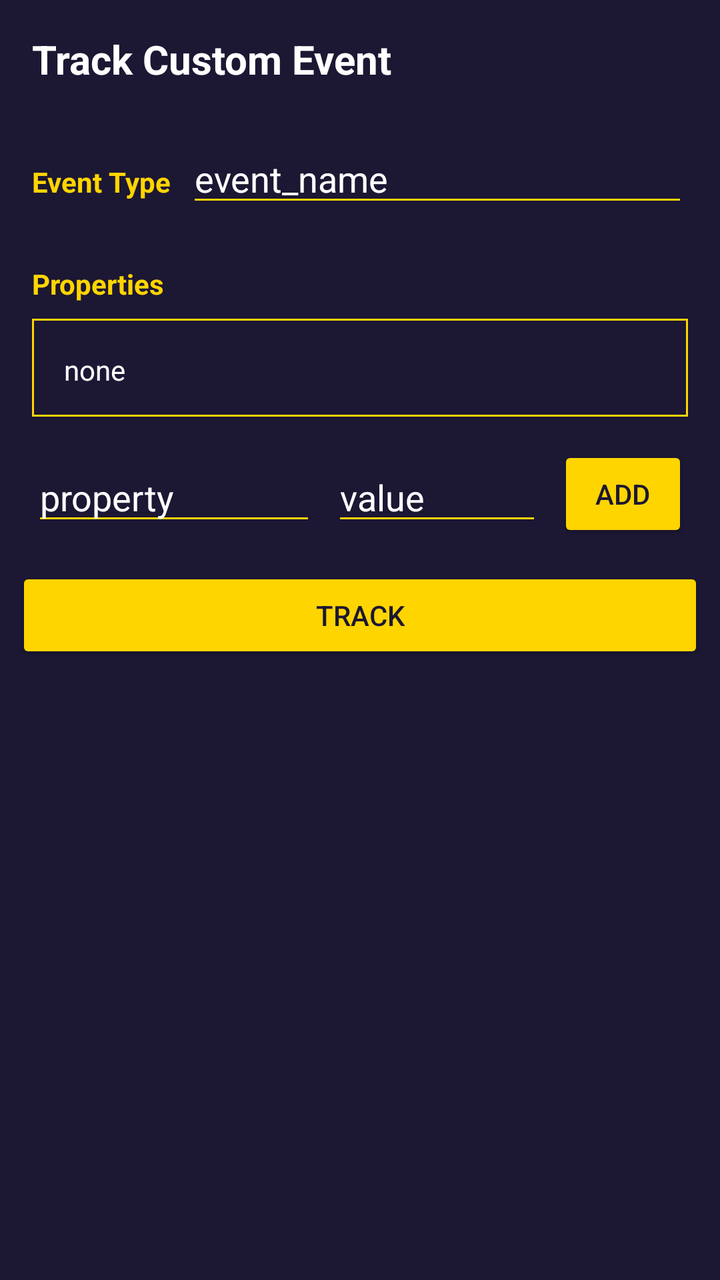
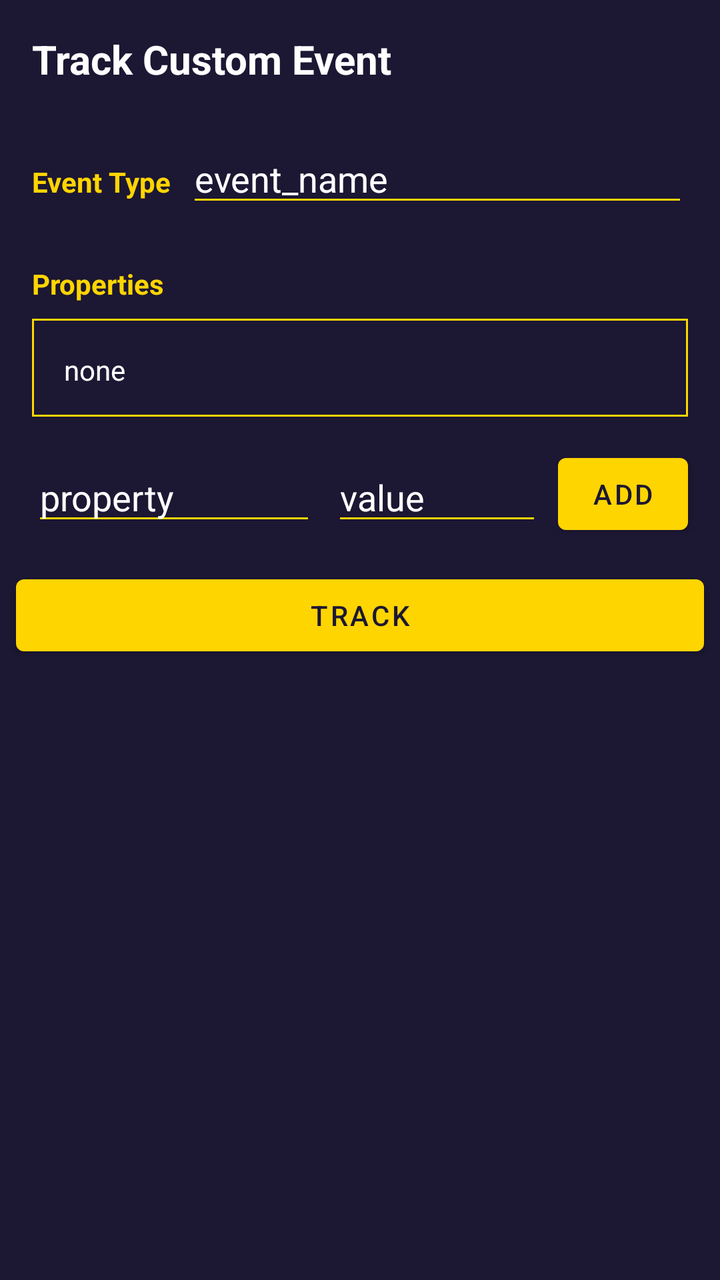

An Android layout rendered at two revisions. The XML below is the earlier revision; the diff shows what the commit changed to produce the second picture.
<!-- AndroidManifest.xml: application theme AppTheme -->
<!-- res/layout/dialog_track_custom_event.xml -->
<?xml version="1.0" encoding="utf-8"?>
<androidx.constraintlayout.widget.ConstraintLayout xmlns:app="http://schemas.android.com/apk/res-auto"
    xmlns:tools="http://schemas.android.com/tools"
    android:theme="@style/MyDialogTheme"
    xmlns:android="http://schemas.android.com/apk/res/android"
    android:layout_width="match_parent"
    android:layout_height="match_parent">


    <TextView
        android:id="@+id/textViewTitle"
        android:layout_width="wrap_content"
        android:layout_height="wrap_content"
        android:layout_marginStart="16dp"
        android:layout_marginTop="16dp"
        android:text="Track Custom Event"
        android:textSize="20sp"
        android:textStyle="bold"
        app:layout_constraintStart_toStartOf="parent"
        app:layout_constraintTop_toTopOf="parent" />

    <com.google.android.material.textfield.TextInputEditText
        android:id="@+id/editTextEventName"
        android:layout_width="0dp"
        android:layout_height="wrap_content"
        android:layout_marginEnd="16dp"
        android:layout_marginStart="8dp"
        android:layout_marginTop="24dp"
        android:inputType="text"
        android:imeOptions="actionNext"
        android:maxLines="1"
        android:text="event_name"
        app:layout_constraintEnd_toEndOf="parent"
        app:layout_constraintStart_toEndOf="@+id/textViewTypeLabel"
        app:layout_constraintTop_toBottomOf="@+id/textViewTitle" />

    <TextView
        android:id="@+id/label"
        android:layout_width="wrap_content"
        android:layout_height="wrap_content"
        android:layout_marginStart="16dp"
        android:layout_marginTop="24dp"
        android:text="Properties"
        android:textColor="@color/colorAccent"
        android:textStyle="bold"
        app:layout_constraintStart_toStartOf="parent"
        app:layout_constraintTop_toBottomOf="@+id/editTextEventName" />

    <com.google.android.material.textfield.TextInputEditText
        android:id="@+id/editTextPropName"
        android:inputType="text"
        android:imeOptions="actionNext"
        android:maxLines="1"
        android:layout_width="142dp"
        android:layout_height="wrap_content"
        android:layout_marginStart="16dp"
        android:layout_marginTop="16dp"
        android:ems="10"
        android:text="property"
        app:layout_constraintStart_toStartOf="parent"
        app:layout_constraintTop_toBottomOf="@+id/propsContainer" />

    <com.google.android.material.textfield.TextInputEditText
        android:id="@+id/editTextValue"
        android:layout_width="0dp"
        android:layout_height="wrap_content"
        android:layout_marginEnd="8dp"
        android:layout_marginStart="8dp"
        android:ems="10"
        android:inputType="text"
        android:imeOptions="actionNext"
        android:maxLines="1"
        android:text="value"
        app:layout_constraintBottom_toBottomOf="@+id/editTextPropName"
        app:layout_constraintEnd_toStartOf="@+id/buttonAddProperty"
        app:layout_constraintStart_toEndOf="@+id/editTextPropName"
        app:layout_constraintTop_toTopOf="@+id/editTextPropName" />

    <Button
        android:id="@+id/buttonAddProperty"
        android:layout_width="65dp"
        android:layout_height="wrap_content"
        android:text="Add"
        android:theme="@style/AppButton"
        app:layout_constraintBottom_toBottomOf="@+id/editTextPropName"
        app:layout_constraintEnd_toEndOf="@+id/editTextEventName"
        app:layout_constraintTop_toTopOf="@+id/editTextPropName" />

    <FrameLayout
        android:background="@drawable/borders_rect"
        android:id="@+id/propsContainer"
        android:layout_width="0dp"
        android:layout_height="wrap_content"
        android:layout_marginEnd="16dp"
        android:layout_marginStart="16dp"
        android:layout_marginTop="8dp"
        app:layout_constraintEnd_toEndOf="parent"
        app:layout_constraintStart_toStartOf="parent"
        app:layout_constraintTop_toBottomOf="@+id/label">


        <TextView
            android:id="@+id/textViewProperties"
            android:layout_margin="@dimen/content_margin"
            android:text="none"
            android:layout_width="match_parent"
            android:layout_height="match_parent" />

    </FrameLayout>

    <Button
        android:id="@+id/buttonTrack"
        android:layout_width="0dp"
        android:layout_height="wrap_content"
        android:layout_marginBottom="16dp"
        android:layout_marginEnd="8dp"
        android:layout_marginStart="8dp"
        android:layout_marginTop="16dp"
        android:text="Track"
        android:theme="@style/AppButton"
        app:layout_constraintBottom_toBottomOf="parent"
        app:layout_constraintEnd_toEndOf="parent"
        app:layout_constraintStart_toStartOf="parent"
        app:layout_constraintTop_toBottomOf="@+id/editTextValue"
        app:layout_constraintVertical_bias="0.0" />

    <TextView
        android:id="@+id/textViewTypeLabel"
        android:layout_width="wrap_content"
        android:layout_height="wrap_content"
        android:layout_marginStart="16dp"
        android:text="Event Type"
        android:textColor="@color/colorAccent"
        android:textStyle="bold"
        app:layout_constraintBaseline_toBaselineOf="@+id/editTextEventName"
        app:layout_constraintStart_toStartOf="parent" />


</androidx.constraintlayout.widget.ConstraintLayout>
<!-- resources referenced by this layout -->
<resources>
  <color name="colorAccent">#ffd500</color>
  <dimen name="content_margin">16dp</dimen>
  <!-- drawable borders_rect (drawable) -->
  <?xml version="1.0" encoding="utf-8"?>
  <layer-list
      xmlns:android="http://schemas.android.com/apk/res/android">
  
      <item
          android:bottom="2dp">
          <shape android:shape="rectangle">
              <stroke android:width="1dp"
                  android:color="@color/colorAccent"/>
          </shape>
      </item>
  </layer-list>
  <style name="AppButton" parent="Theme.AppCompat">
          <item name="colorButtonNormal">@color/colorAccent</item>
          <item name="colorControlHighlight">@color/colorPrimary</item>
          <item name="android:textColor">@color/colorPrimaryDark</item>
      </style>
  <style name="MyDialogTheme" parent="Theme.AppCompat.Light.Dialog.Alert">
          <item name="android:colorPrimary">@color/colorPrimary</item>
          <item name="android:colorPrimaryDark">@color/colorPrimaryDark</item>
          <item name="android:textColorPrimary">@color/white</item>
          <item name="android:colorAccent">@color/colorAccent</item>
          <item name="android:color">@color/white</item>
          <item name="android:windowBackground">@color/colorPrimaryDark</item>
          <item name="android:colorBackground">@color/colorPrimaryDark</item>
          <item name="android:textColor">@color/white</item>
          <item name="android:textColorHint">@color/white</item>
          <item name="colorControlNormal">@color/colorAccent</item>
          <item name="colorControlActivated">@color/colorAccent</item>
      </style>
  <style name="AppTheme" parent="Theme.AppCompat.NoActionBar">
          <item name="android:colorPrimary">@color/colorPrimary</item>
          <item name="android:colorPrimaryDark">@color/colorPrimaryDark</item>
          <item name="android:textColorPrimary">@color/white</item>
          <item name="android:colorAccent">@color/colorAccent</item>
          <item name="android:color">@color/white</item>
          <item name="android:windowBackground">@color/colorPrimaryDark</item>
          <item name="android:colorBackground">@color/colorPrimaryDark</item>
          <item name="android:textColor">@color/white</item>
          <item name="android:textColorHint">@color/white</item>
          <item name="colorControlNormal">@color/colorAccent</item>
          <item name="colorControlActivated">@color/colorAccent</item>
      </style>
  <color name="colorPrimary">#352c61</color>
  <color name="colorPrimaryDark">#1c1733</color>
  <color name="white">#FFFFFF</color>
</resources>

<!-- the commit's change to res/layout/dialog_track_custom_event.xml (unified diff, before → after) -->
@@ -1,7 +1,5 @@
 <?xml version="1.0" encoding="utf-8"?>
 <androidx.constraintlayout.widget.ConstraintLayout xmlns:app="http://schemas.android.com/apk/res-auto"
-    xmlns:tools="http://schemas.android.com/tools"
-    android:theme="@style/MyDialogTheme"
     xmlns:android="http://schemas.android.com/apk/res/android"
     android:layout_width="match_parent"
     android:layout_height="match_parent">
@@ -13,7 +11,7 @@
         android:layout_height="wrap_content"
         android:layout_marginStart="16dp"
         android:layout_marginTop="16dp"
-        android:text="Track Custom Event"
+        android:text="@string/title_track_custom_event"
         android:textSize="20sp"
         android:textStyle="bold"
         app:layout_constraintStart_toStartOf="parent"
@@ -40,7 +38,7 @@
         android:layout_height="wrap_content"
         android:layout_marginStart="16dp"
         android:layout_marginTop="24dp"
-        android:text="Properties"
+        android:text="@string/label_properties"
         android:textColor="@color/colorAccent"
         android:textStyle="bold"
         app:layout_constraintStart_toStartOf="parent"
@@ -80,8 +78,7 @@
         android:id="@+id/buttonAddProperty"
         android:layout_width="65dp"
         android:layout_height="wrap_content"
-        android:text="Add"
-        android:theme="@style/AppButton"
+        android:text="@string/add"
         app:layout_constraintBottom_toBottomOf="@+id/editTextPropName"
         app:layout_constraintEnd_toEndOf="@+id/editTextEventName"
         app:layout_constraintTop_toTopOf="@+id/editTextPropName" />
@@ -116,8 +113,7 @@
         android:layout_marginEnd="8dp"
         android:layout_marginStart="8dp"
         android:layout_marginTop="16dp"
-        android:text="Track"
-        android:theme="@style/AppButton"
+        android:text="@string/track"
         app:layout_constraintBottom_toBottomOf="parent"
         app:layout_constraintEnd_toEndOf="parent"
         app:layout_constraintStart_toStartOf="parent"
@@ -129,7 +125,7 @@
         android:layout_width="wrap_content"
         android:layout_height="wrap_content"
         android:layout_marginStart="16dp"
-        android:text="Event Type"
+        android:text="@string/label_event_type"
         android:textColor="@color/colorAccent"
         android:textStyle="bold"
         app:layout_constraintBaseline_toBaselineOf="@+id/editTextEventName"
<!-- resource entries referenced after the edit -->
@@ -15,36 +15,51 @@
           </shape>
       </item>
   </layer-list>
-  <style name="AppButton" parent="Theme.AppCompat">
-          <item name="colorButtonNormal">@color/colorAccent</item>
-          <item name="colorControlHighlight">@color/colorPrimary</item>
+  <string name="add">Add</string>
+  <string name="label_event_type">Event Type</string>
+  <string name="label_properties">Properties</string>
+  <string name="title_track_custom_event">Track Custom Event</string>
+  <string name="track">Track</string>
+  <style name="AppButton" parent="Widget.MaterialComponents.Button">
+          <item name="backgroundTint">@color/colorAccent</item>
           <item name="android:textColor">@color/colorPrimaryDark</item>
       </style>
-  <style name="MyDialogTheme" parent="Theme.AppCompat.Light.Dialog.Alert">
-          <item name="android:colorPrimary">@color/colorPrimary</item>
-          <item name="android:colorPrimaryDark">@color/colorPrimaryDark</item>
-          <item name="android:textColorPrimary">@color/white</item>
-          <item name="android:colorAccent">@color/colorAccent</item>
-          <item name="android:color">@color/white</item>
+  <style name="Widget.App.TextInputLayout.FilledBox" parent="Widget.MaterialComponents.TextInputLayout.FilledBox">
+          <item name="android:textColor">@color/white</item>
+          <item name="android:textColorHint">@color/white</item>
+          <item name="boxBackgroundColor">@color/colorPrimaryDark</item>
+          <item name="boxStrokeColor">@color/filled_stroke_color</item>
+          <item name="materialThemeOverlay">@style/ThemeOverlay.App.TextInputLayout.FilledBox</item>
+      </style>
+  <style name="ThemeOverlay.App.MaterialAlertDialog" parent="ThemeOverlay.MaterialComponents.MaterialAlertDialog">
+          <item name="buttonBarPositiveButtonStyle">@style/Widget.App.Button.TextButton.Dialog</item>
+          <item name="buttonBarNegativeButtonStyle">@style/Widget.App.Button.TextButton.Dialog</item>
+          <item name="buttonBarNeutralButtonStyle">@style/Widget.App.Button.TextButton.Dialog</item>
+      </style>
+  <style name="ThemeOverlay.App.TextInputLayout.FilledBox" parent="">
+          <item name="colorPrimary">@color/colorAccent</item>
+          <item name="editTextStyle">@style/Widget.MaterialComponents.TextInputLayout.FilledBox</item>
+      </style>
+  <style name="Widget.App.Button.TextButton.Dialog" parent="Widget.MaterialComponents.Button.TextButton.Dialog">
+          <item name="materialThemeOverlay">@style/ThemeOverlay.App.Button.TextButton.Dialog</item>
+      </style>
+  <style name="ThemeOverlay.App.Button.TextButton.Dialog" parent="">
+          <item name="colorPrimary">@color/white</item>
+      </style>
+  <style name="AppTheme" parent="Theme.MaterialComponents.NoActionBar">
+          <item name="colorPrimary">@color/colorPrimary</item>
+          <item name="colorPrimaryVariant">@color/colorPrimaryDark</item>
+          <item name="colorSecondary">@color/colorAccent</item>
           <item name="android:windowBackground">@color/colorPrimaryDark</item>
           <item name="android:colorBackground">@color/colorPrimaryDark</item>
+          <item name="android:textColorPrimary">@color/white</item>
           <item name="android:textColor">@color/white</item>
           <item name="android:textColorHint">@color/white</item>
           <item name="colorControlNormal">@color/colorAccent</item>
           <item name="colorControlActivated">@color/colorAccent</item>
-      </style>
-  <style name="AppTheme" parent="Theme.AppCompat.NoActionBar">
-          <item name="android:colorPrimary">@color/colorPrimary</item>
-          <item name="android:colorPrimaryDark">@color/colorPrimaryDark</item>
-          <item name="android:textColorPrimary">@color/white</item>
-          <item name="android:colorAccent">@color/colorAccent</item>
-          <item name="android:color">@color/white</item>
-          <item name="android:windowBackground">@color/colorPrimaryDark</item>
-          <item name="android:colorBackground">@color/colorPrimaryDark</item>
-          <item name="android:textColor">@color/white</item>
-          <item name="android:textColorHint">@color/white</item>
-          <item name="colorControlNormal">@color/colorAccent</item>
-          <item name="colorControlActivated">@color/colorAccent</item>
+          <item name="materialButtonStyle">@style/AppButton</item>
+          <item name="textInputStyle">@style/Widget.App.TextInputLayout.FilledBox</item>
+          <item name="materialAlertDialogTheme">@style/ThemeOverlay.App.MaterialAlertDialog</item>
       </style>
   <color name="colorPrimary">#352c61</color>
   <color name="colorPrimaryDark">#1c1733</color>
